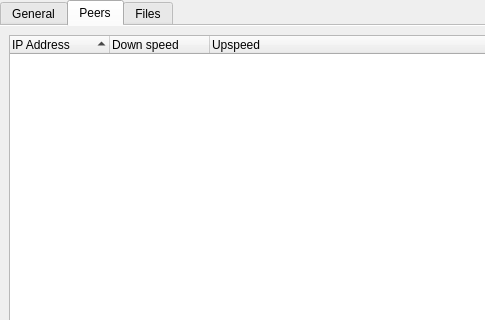
DragonZX/aria2cremote, file tabwidget.ui: the form before one commit; both pictures show x 0 to 485 and y 0 to 320 of the 931 by 401 pixel window.
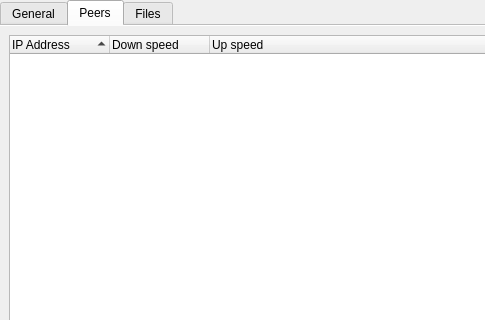
The form after the commit. The open tabs and pages were chosen to show the change. Icons and pictures are not drawn.

```diff
--- a/tabwidget.ui
+++ b/tabwidget.ui
@@ -945,7 +945,7 @@
       </column>
       <column>
        <property name="text">
-        <string>Upspeed</string>
+        <string>Up speed</string>
        </property>
       </column>
      </widget>
```
